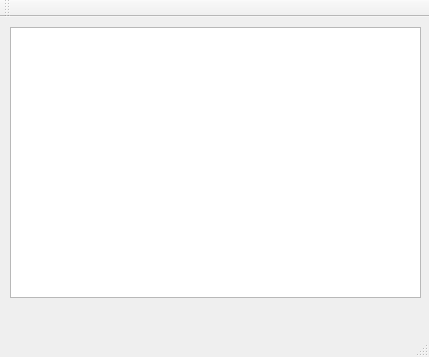
This is src/mainwindow.ui in schonherz-matrix/shooter as Qt 5 draws it before an edit. The edited form follows.
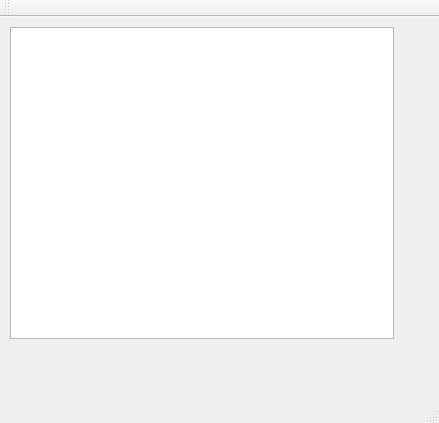
This is the edited form.

Commit message: Update bar, scale graphicsView

What changed in the file:
```diff
--- a/src/mainwindow.ui
+++ b/src/mainwindow.ui
@@ -6,8 +6,8 @@
    <rect>
     <x>0</x>
     <y>0</y>
-    <width>429</width>
-    <height>357</height>
+    <width>439</width>
+    <height>423</height>
    </rect>
   </property>
   <property name="windowTitle">
@@ -19,8 +19,8 @@
      <rect>
       <x>10</x>
       <y>10</y>
-      <width>411</width>
-      <height>271</height>
+      <width>384</width>
+      <height>312</height>
      </rect>
     </property>
    </widget>
```
Left out of the diff: 2 changed lines with no effect on the pictures. The commit also changes 2 other files.
